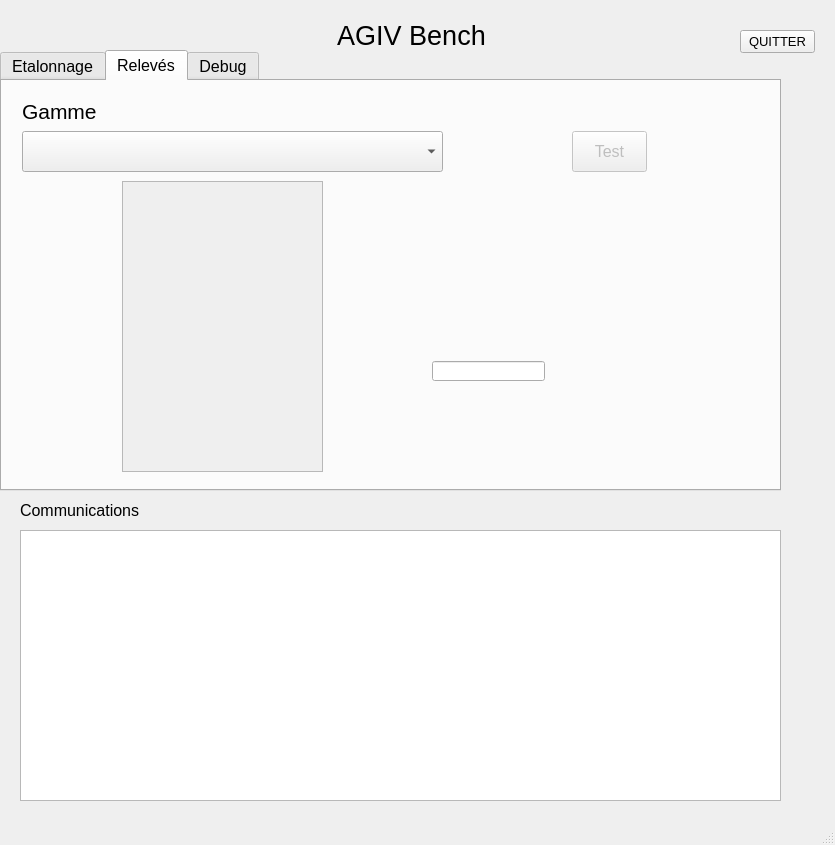
Before: the Qt Designer form MainWindow.ui in APuissance3/AGIV, drawn with Qt 5.
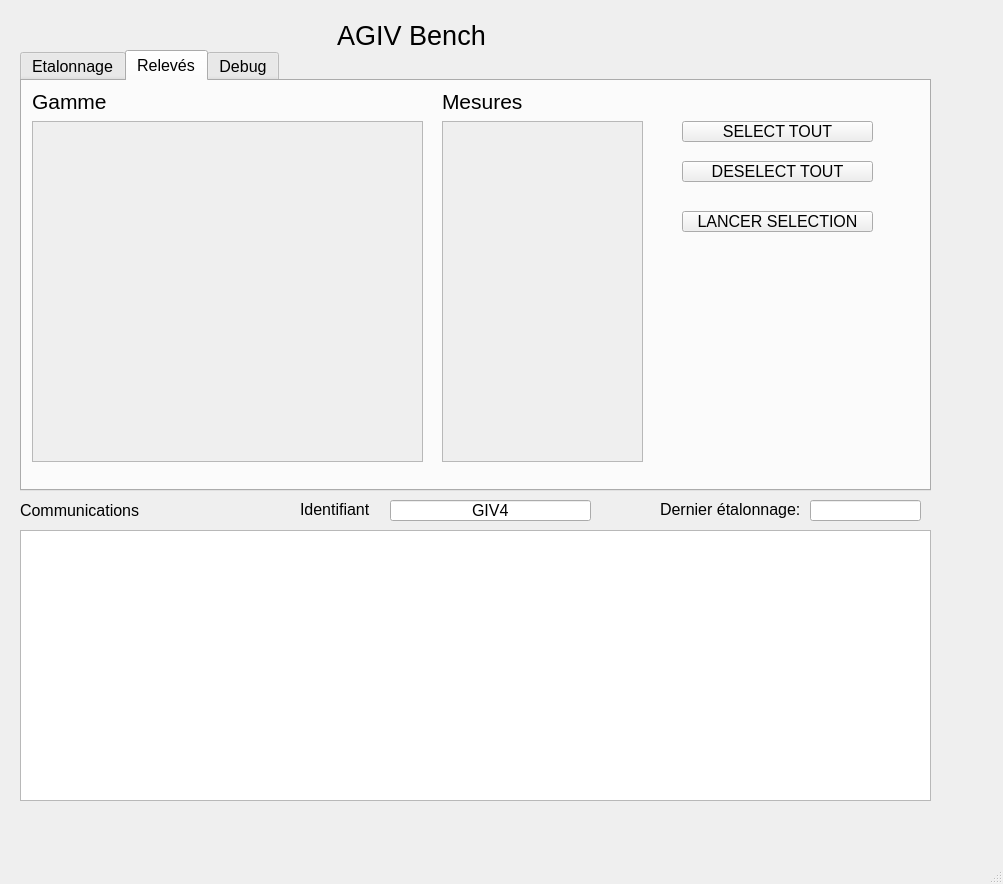
After: the same form once the commit is applied. The open tabs and pages were chosen to show the change.

Commit message: AGIV_BENCH calibrations and measures ok

```diff
--- a/MainWindow.ui
+++ b/MainWindow.ui
@@ -9,13 +9,21 @@
    <rect>
     <x>0</x>
     <y>0</y>
-    <width>835</width>
-    <height>845</height>
+    <width>1003</width>
+    <height>884</height>
    </rect>
   </property>
+  <property name="font">
+   <font>
+    <pointsize>12</pointsize>
+   </font>
+  </property>
   <property name="windowTitle">
    <string>MainWindow</string>
   </property>
+  <property name="styleSheet">
+   <string notr="true"/>
+  </property>
   <widget class="QWidget" name="centralwidget">
    <widget class="QLabel" name="label_Titre">
     <property name="geometry">
@@ -46,35 +54,20 @@
      <rect>
       <x>20</x>
       <y>530</y>
-      <width>761</width>
+      <width>911</width>
       <height>271</height>
      </rect>
     </property>
    </widget>
-   <widget class="QPushButton" name="pBtQuit">
-    <property name="geometry">
-     <rect>
-      <x>740</x>
-      <y>30</y>
-      <width>75</width>
-      <height>23</height>
-     </rect>
-    </property>
-    <property name="font">
-     <font>
-      <pointsize>10</pointsize>
-     </font>
-    </property>
-    <property name="text">
-     <string>QUITTER</string>
-    </property>
-   </widget>
    <widget class="QTabWidget" name="tabWidget">
+    <property name="enabled">
+     <bool>true</bool>
+    </property>
     <property name="geometry">
      <rect>
-      <x>0</x>
+      <x>20</x>
       <y>50</y>
-      <width>781</width>
+      <width>911</width>
       <height>441</height>
      </rect>
     </property>
@@ -83,6 +76,9 @@
       <pointsize>12</pointsize>
      </font>
     </property>
+    <property name="styleSheet">
+     <string notr="true"/>
+    </property>
     <property name="currentIndex">
      <number>1</number>
     </property>
@@ -157,47 +153,11 @@
      <attribute name="title">
       <string>Relevés</string>
      </attribute>
-     <widget class="QPushButton" name="QPshBtGo">
-      <property name="enabled">
-       <bool>false</bool>
-      </property>
-      <property name="geometry">
-       <rect>
-        <x>570</x>
-        <y>50</y>
-        <width>75</width>
-        <height>41</height>
-       </rect>
-      </property>
-      <property name="font">
-       <font>
-        <pointsize>12</pointsize>
-       </font>
-      </property>
-      <property name="text">
-       <string>Test</string>
-      </property>
-     </widget>
-     <widget class="QComboBox" name="comboRangeSelection">
-      <property name="geometry">
-       <rect>
-        <x>20</x>
-        <y>50</y>
-        <width>421</width>
-        <height>41</height>
-       </rect>
-      </property>
-      <property name="font">
-       <font>
-        <pointsize>12</pointsize>
-       </font>
-      </property>
-     </widget>
      <widget class="QLabel" name="label_2">
       <property name="geometry">
        <rect>
-        <x>20</x>
-        <y>20</y>
+        <x>10</x>
+        <y>10</y>
         <width>81</width>
         <height>21</height>
        </rect>
@@ -214,10 +174,10 @@
      <widget class="QScrollArea" name="scrollMeasures">
       <property name="geometry">
        <rect>
-        <x>120</x>
-        <y>100</y>
+        <x>420</x>
+        <y>40</y>
         <width>201</width>
-        <height>291</height>
+        <height>341</height>
        </rect>
       </property>
       <property name="widgetResizable">
@@ -229,22 +189,101 @@
          <x>0</x>
          <y>0</y>
          <width>199</width>
-         <height>289</height>
+         <height>339</height>
         </rect>
        </property>
       </widget>
      </widget>
-     <widget class="QLineEdit" name="lineEdit">
+     <widget class="QScrollArea" name="scrollMeasRange">
       <property name="geometry">
        <rect>
-        <x>430</x>
-        <y>280</y>
-        <width>113</width>
-        <height>20</height>
+        <x>10</x>
+        <y>40</y>
+        <width>391</width>
+        <height>341</height>
        </rect>
       </property>
-      <property name="alignment">
-       <set>Qt::AlignCenter</set>
+      <property name="widgetResizable">
+       <bool>true</bool>
+      </property>
+      <widget class="QWidget" name="scrollAreaWidgetContents_3">
+       <property name="geometry">
+        <rect>
+         <x>0</x>
+         <y>0</y>
+         <width>389</width>
+         <height>339</height>
+        </rect>
+       </property>
+      </widget>
+     </widget>
+     <widget class="QPushButton" name="pBtSMeasSelectAll">
+      <property name="geometry">
+       <rect>
+        <x>660</x>
+        <y>40</y>
+        <width>191</width>
+        <height>21</height>
+       </rect>
+      </property>
+      <property name="toolTip">
+       <string>&lt;html&gt;&lt;head/&gt;&lt;body&gt;&lt;p&gt;Selectionner toutes les gammes pour calibrer.&lt;/p&gt;&lt;/body&gt;&lt;/html&gt;</string>
+      </property>
+      <property name="text">
+       <string>SELECT TOUT</string>
+      </property>
+     </widget>
+     <widget class="QPushButton" name="pBtMeasUnselectAll">
+      <property name="geometry">
+       <rect>
+        <x>660</x>
+        <y>80</y>
+        <width>191</width>
+        <height>21</height>
+       </rect>
+      </property>
+      <property name="toolTip">
+       <string>&lt;html&gt;&lt;head/&gt;&lt;body&gt;&lt;p&gt;Déselectionner toutes les gammes. Utile pour revenir sur une gamme en particulier.&lt;/p&gt;&lt;/body&gt;&lt;/html&gt;</string>
+      </property>
+      <property name="text">
+       <string>DESELECT TOUT</string>
+      </property>
+     </widget>
+     <widget class="QPushButton" name="pBtRunMeasures">
+      <property name="geometry">
+       <rect>
+        <x>660</x>
+        <y>130</y>
+        <width>191</width>
+        <height>21</height>
+       </rect>
+      </property>
+      <property name="toolTip">
+       <string>Lancer ou arreter les relevés des gammes sélectionnées</string>
+      </property>
+      <property name="statusTip">
+       <string/>
+      </property>
+      <property name="text">
+       <string>LANCER SELECTION</string>
+      </property>
+     </widget>
+     <widget class="QLabel" name="label_5">
+      <property name="geometry">
+       <rect>
+        <x>420</x>
+        <y>10</y>
+        <width>81</width>
+        <height>21</height>
+       </rect>
+      </property>
+      <property name="font">
+       <font>
+        <pointsize>16</pointsize>
+       </font>
+      </property>
+      <property name="text">
+       <string>Mesures</string>
       </property>
      </widget>
     </widget>
@@ -332,6 +371,53 @@
        <string>Send Debug command</string>
       </property>
      </widget>
+     <widget class="QCheckBox" name="cBoxMultithread">
+      <property name="geometry">
+       <rect>
+        <x>540</x>
+        <y>40</y>
+        <width>111</width>
+        <height>21</height>
+       </rect>
+      </property>
+      <property name="text">
+       <string>Mutithread</string>
+      </property>
+      <property name="checked">
+       <bool>true</bool>
+      </property>
+     </widget>
+     <widget class="QCheckBox" name="cBoxAdvanced">
+      <property name="geometry">
+       <rect>
+        <x>380</x>
+        <y>40</y>
+        <width>131</width>
+        <height>21</height>
+       </rect>
+      </property>
+      <property name="text">
+       <string>Mode avancé</string>
+      </property>
+      <property name="checked">
+       <bool>true</bool>
+      </property>
+     </widget>
+     <widget class="QComboBox" name="comboRangeSelection">
+      <property name="geometry">
+       <rect>
+        <x>140</x>
+        <y>250</y>
+        <width>421</width>
+        <height>41</height>
+       </rect>
+      </property>
+      <property name="font">
+       <font>
+        <pointsize>12</pointsize>
+       </font>
+      </property>
+     </widget>
     </widget>
    </widget>
    <widget class="QLabel" name="label">
@@ -352,6 +438,93 @@
      <string>Communications</string>
     </property>
    </widget>
+   <widget class="QLineEdit" name="lEIdentifiant">
+    <property name="geometry">
+     <rect>
+      <x>390</x>
+      <y>500</y>
+      <width>201</width>
+      <height>21</height>
+     </rect>
+    </property>
+    <property name="font">
+     <font>
+      <pointsize>12</pointsize>
+     </font>
+    </property>
+    <property name="whatsThis">
+     <string>Identifiant unique lu dans le GIV. Cet identifiant est le nom du fichier de &quot;Log&quot; créé pour tracer les réglages réalisés</string>
+    </property>
+    <property name="text">
+     <string>GIV4</string>
+    </property>
+    <property name="alignment">
+     <set>Qt::AlignCenter</set>
+    </property>
+   </widget>
+   <widget class="QLabel" name="label_3">
+    <property name="geometry">
+     <rect>
+      <x>300</x>
+      <y>500</y>
+      <width>81</width>
+      <height>20</height>
+     </rect>
+    </property>
+    <property name="font">
+     <font>
+      <pointsize>12</pointsize>
+     </font>
+    </property>
+    <property name="text">
+     <string>&lt;html&gt;&lt;head/&gt;&lt;body&gt;&lt;p&gt;Identifiant&lt;/p&gt;&lt;/body&gt;&lt;/html&gt;</string>
+    </property>
+   </widget>
+   <widget class="QLabel" name="label_4">
+    <property name="geometry">
+     <rect>
+      <x>660</x>
+      <y>500</y>
+      <width>141</width>
+      <height>20</height>
+     </rect>
+    </property>
+    <property name="font">
+     <font>
+      <pointsize>12</pointsize>
+     </font>
+    </property>
+    <property name="text">
+     <string>&lt;html&gt;&lt;head/&gt;&lt;body&gt;&lt;p&gt;Dernier étalonnage:&lt;/p&gt;&lt;/body&gt;&lt;/html&gt;</string>
+    </property>
+   </widget>
+   <widget class="QLineEdit" name="lE_DateCalib">
+    <property name="geometry">
+     <rect>
+      <x>810</x>
+      <y>500</y>
+      <width>111</width>
+      <height>21</height>
+     </rect>
+    </property>
+    <property name="font">
+     <font>
+      <pointsize>12</pointsize>
+     </font>
+    </property>
+    <property name="toolTip">
+     <string>&lt;html&gt;&lt;head/&gt;&lt;body&gt;&lt;p&gt;Date du dernier étalonnage enregisté dans le GIV4.&lt;/p&gt;&lt;p&gt;C'est la date du moment ou l'on déclenche &amp;quot;verouiller le GIV&amp;quot;&lt;/p&gt;&lt;/body&gt;&lt;/html&gt;</string>
+    </property>
+    <property name="text">
+     <string/>
+    </property>
+    <property name="alignment">
+     <set>Qt::AlignCenter</set>
+    </property>
+    <property name="readOnly">
+     <bool>true</bool>
+    </property>
+   </widget>
   </widget>
   <widget class="QMenuBar" name="menubar">
    <property name="geometry">
```
Left out of the diff: 120 changed lines with no effect on the pictures. The commit also changes 16 other files.
